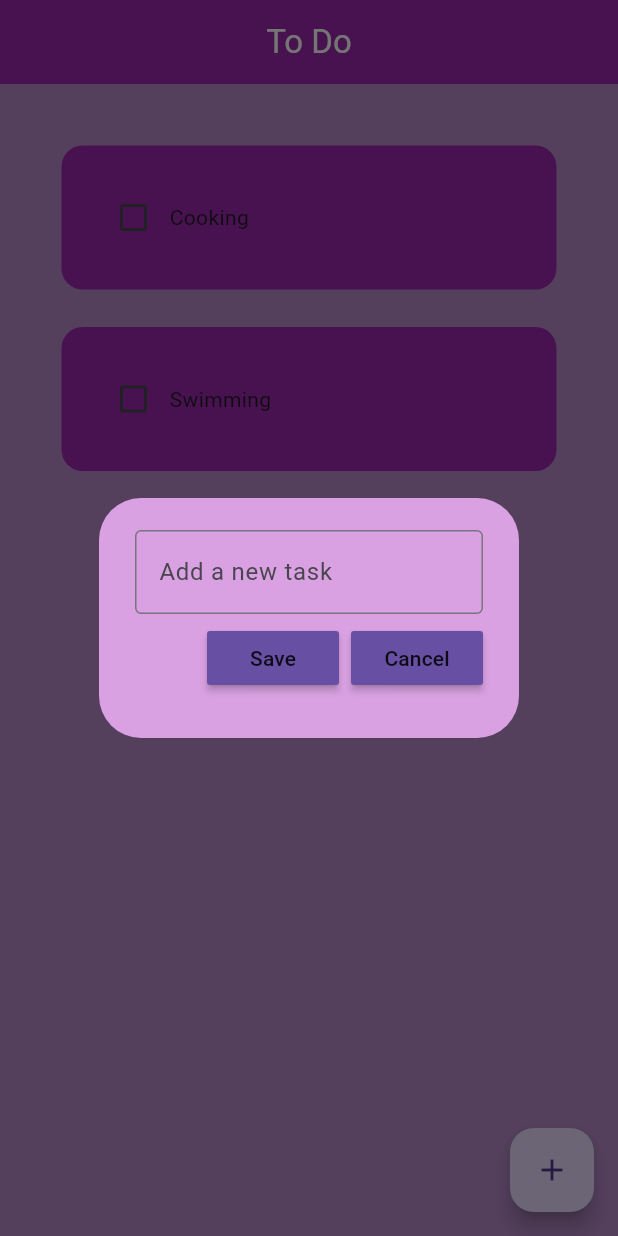
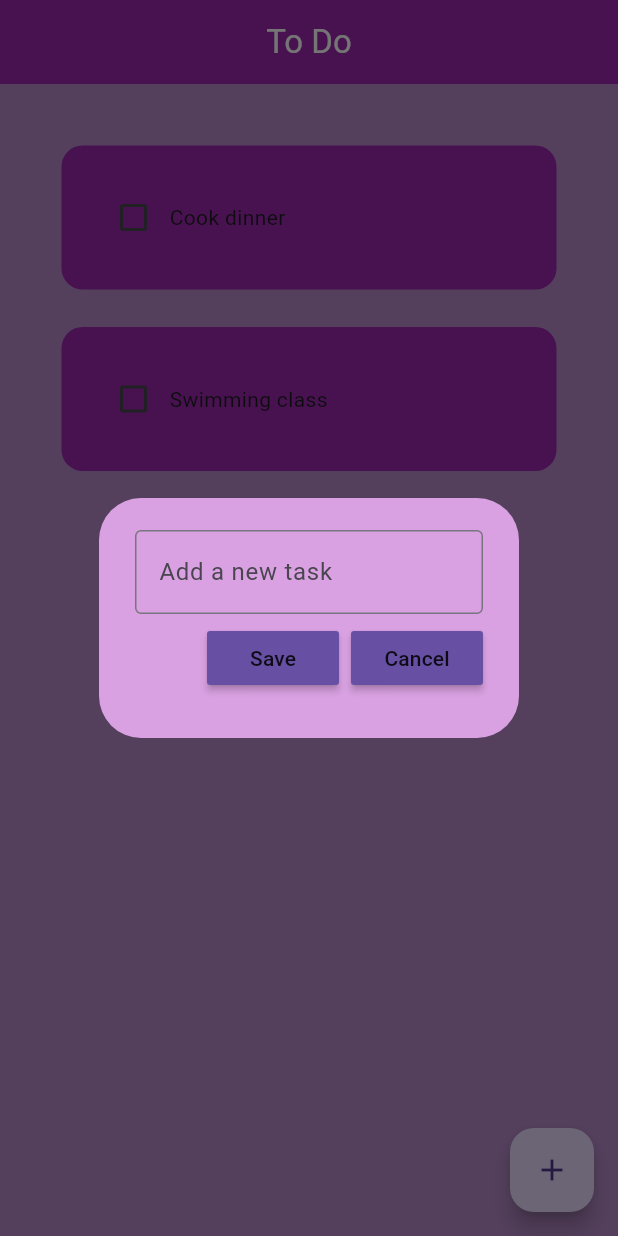
Before and after one commit to oishylea/Flutter-To-Do-List-App, a Flutter app: the screen it shows after launch, after a tap on the "add" icon, on a phone screen of 412 x 824 dp. Run offline on Flutter 3.47's test engine with Material 3 defaults, Android fonts, the phone set to English and light mode, and no system bars; drawn by our look-alikes of flutter_slidable; our stand-ins replace device_preview, hive, hive_flutter; accounts and stored records are empty.

```diff
--- /dev/null
+++ b/ToDoApp/to_do_app/lib/data/database.dart
@@ -0,0 +1,25 @@
+import 'package:hive/hive.dart';
+
+class ToDoDatabase{
+
+  List toDoList = [];
+  //reference box
+
+  final _myBox = Hive.box('mybox');
+
+  void createInitialData(){
+    toDoList = [
+      ["Cook dinner",false],
+      ["Swimming class",false],
+    ];
+  }
+
+  void loadData(){
+    toDoList =_myBox.get("TODOLIST");
+
+  }
+
+  void updateDataBase(){
+    _myBox.put("TODOLIST",toDoList);
+  }
+}
--- a/ToDoApp/to_do_app/lib/main.dart
+++ b/ToDoApp/to_do_app/lib/main.dart
@@ -1,9 +1,17 @@
 import 'package:flutter/material.dart';
+import 'package:hive_flutter/adapters.dart';
 import 'package:to_do_app/pages/home_page.dart';
 import 'package:device_preview/device_preview.dart';
+import 'package:hive/hive.dart';
 
 
-void main() {
+void main() async {
+  // Initialize Hive
+  await Hive.initFlutter();
+
+  // Register your Hive boxes
+  var box = await Hive.openBox('mybox');
+
   runApp(
     DevicePreview(
       enabled: true,
--- a/ToDoApp/to_do_app/lib/pages/home_page.dart
+++ b/ToDoApp/to_do_app/lib/pages/home_page.dart
@@ -1,4 +1,6 @@
 import 'package:flutter/material.dart';
+import 'package:hive/hive.dart';
+import 'package:to_do_app/data/database.dart';
 import 'package:to_do_app/util/dialog_box.dart';
 import '../util/todo_tile.dart';
 
@@ -9,27 +11,37 @@ class HomePage extends StatefulWidget {
 }
 
 class _HomePageState extends State<HomePage> {
+  //reference the hive box
+  final _mybox = Hive.box('mybox');
   //text controller
   final _controller = TextEditingController();
 
-  //list of todo task
-  List toDoList = [
-    ["Cooking", false],
-    ["Swimming", false],
-  ];
+  ToDoDatabase db = ToDoDatabase();
+
+  @override
+  void initState() {
+    if (_mybox.get("TODOLIST") == null) {
+      db.createInitialData();
+    } else {
+      db.loadData();
+    }
+    super.initState();
+  }
 
   void checkBoxChanged(bool? value, int index) {
     setState(() {
-      toDoList[index][1] = !toDoList[index][1];
+      db.toDoList[index][1] = !db.toDoList[index][1];
     });
+    db.updateDataBase();
   }
 
   void saveNewTask() {
     setState(() {
-      toDoList.add([_controller.text, false]);
+      db.toDoList.add([_controller.text, false]);
       _controller.clear();
     });
     Navigator.of(context).pop();
+    db.updateDataBase();
   }
 
   void createNewTask() {
@@ -40,6 +52,36 @@ class _HomePageState extends State<HomePage> {
           controller: _controller,
           onSave: saveNewTask,
           onCancel: () => Navigator.of(context).pop(),
+        );
+      },
+    );
+  }
+
+  void deleteTask(int index) {
+    showDialog(
+      context: context,
+      builder: (context) {
+        return AlertDialog(
+          title: const Text('Delete Task'),
+          content: const Text('Are you sure you want to delete this task?'),
+          actions: [
+            TextButton(
+              onPressed: () {
+                setState(() {
+                  db.toDoList.removeAt(index);
+                });
+                Navigator.of(context).pop(); // Close the dialog
+                db.updateDataBase();
+              },
+              child: const Text('Delete'),
+            ),
+            TextButton(
+              onPressed: () {
+                Navigator.of(context).pop(); // Close the dialog
+              },
+              child: const Text('Cancel'),
+            ),
+          ],
         );
       },
     );
@@ -64,12 +106,13 @@ class _HomePageState extends State<HomePage> {
         padding: const EdgeInsets.all(16.0),
         child: Expanded(
           child: ListView.builder(
-            itemCount: toDoList.length,
+            itemCount: db.toDoList.length,
             itemBuilder: (context, index) {
               return ToDoTile(
-                taskName: toDoList[index][0],
-                taskCompleted: toDoList[index][1],
+                taskName: db.toDoList[index][0],
+                taskCompleted: db.toDoList[index][1],
                 onChanged: (value) => checkBoxChanged(value, index),
+                deleteFunction: (int) => deleteTask(index),
               );
             },
           ),
--- a/ToDoApp/to_do_app/lib/util/todo_tile.dart
+++ b/ToDoApp/to_do_app/lib/util/todo_tile.dart
@@ -1,48 +1,60 @@
-// ignore_for_file: sort_child_properties_last
-
 import 'package:flutter/material.dart';
+import 'package:flutter_slidable/flutter_slidable.dart';
 
 class ToDoTile extends StatelessWidget {
   final String taskName;
   final bool taskCompleted;
-
-      Function(bool?)? onChanged;
-
+  final Function(bool?) onChanged;
+  final Function(int) deleteFunction;
 
   ToDoTile({
     super.key,
     required this.taskName,
     required this.taskCompleted,
-  required this.onChanged});
+    required this.onChanged,
+    required this.deleteFunction,
+  });
 
   @override
   Widget build(BuildContext context) {
-
-
     return Padding(
       padding: const EdgeInsets.only(left: 25.0, right: 25.0, top: 25.0),
-      child: Container(
-        padding: EdgeInsets.all(24),
-        child: Row(
-
+      child: Slidable(
+        endActionPane: ActionPane(
+          motion: StretchMotion(),
           children: [
-
-            Checkbox(
-            value: taskCompleted ,
-            onChanged: onChanged,
-            activeColor : Colors.black,
+            SlidableAction(
+              onPressed: (context) => deleteFunction(0), // Pass the index or identifier of the task
+              icon: Icons.delete,
+              backgroundColor: Colors.red,
+              borderRadius: BorderRadius.circular(24),
             ),
-            Text(
-              taskName,
-              style: TextStyle(decoration: taskCompleted? TextDecoration.lineThrough : TextDecoration.none),),
           ],
         ),
-
+        child: Container(
+          padding: const EdgeInsets.all(24),
           decoration: BoxDecoration(
             color: Colors.purple,
             borderRadius: BorderRadius.circular(14),
           ),
-
+          child: Row(
+            children: [
+              Checkbox(
+                value: taskCompleted,
+                onChanged: onChanged,
+                activeColor: Colors.black,
+              ),
+              Text(
+                taskName,
+                style: TextStyle(
+                  decoration: taskCompleted
+                      ? TextDecoration.lineThrough
+                      : TextDecoration.none,
+                ),
+              ),
+            ],
+          ),
+        ),
       ),
     );
   }
--- a/ToDoApp/to_do_app/pubspec.yaml
+++ b/ToDoApp/to_do_app/pubspec.yaml
@@ -31,15 +31,20 @@ dependencies:
   device_preview: ^1.2.0
   flutter:
     sdk: flutter
+  hive: ^2.2.3
+  hive_flutter: ^1.1.0
 
 
   # The following adds the Cupertino Icons font to your application.
   # Use with the CupertinoIcons class for iOS style icons.
   cupertino_icons: ^1.0.6
+  flutter_slidable: ^3.1.1
 
 dev_dependencies:
   flutter_test:
     sdk: flutter
+  hive_generator: ^1.1.3
+  build_runner: ^2.1.11
 
   # The "flutter_lints" package below contains a set of recommended lints to
   # encourage good coding practices. The lint set provided by the package is
```
Also changed, not shown: ToDoApp/to_do_app/pubspec.lock, 1 other file. Lines whose indentation alone changed are shown as unchanged.
